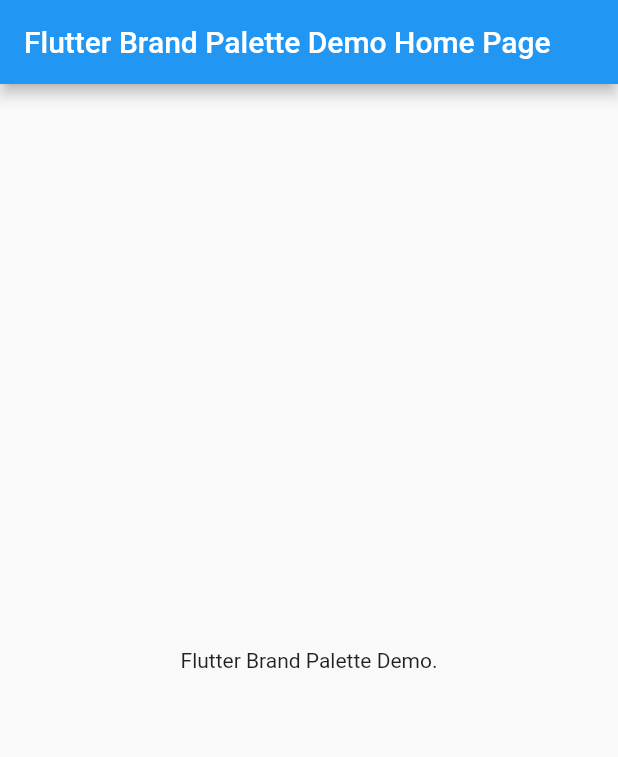
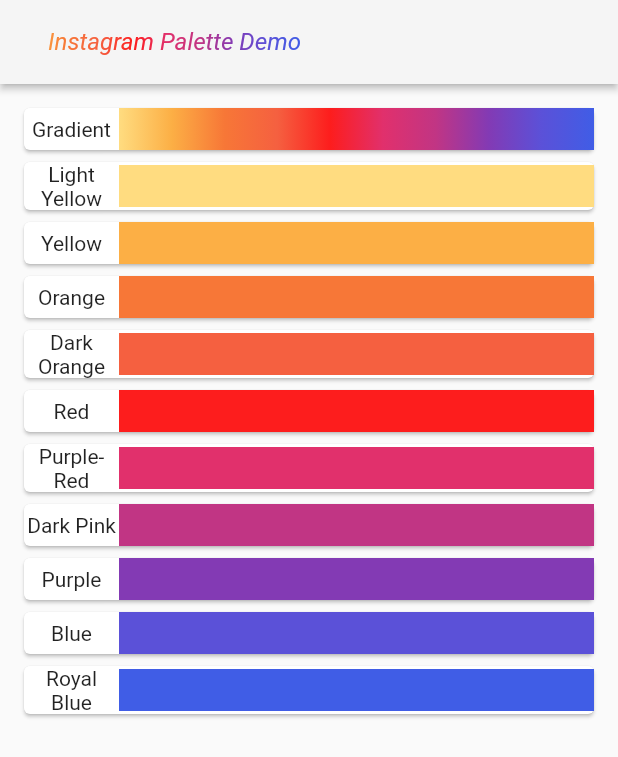
Before and after one commit to dartoos-dev/flutter_brand_palettes, a Flutter app: the screen it shows after launch, on a phone screen of 412 x 824 dp. Shown: the top 757 px of the screen. Run offline on Flutter 3.47's test engine with Material 2 defaults, Android fonts, the phone set to English and light mode, and no system bars.

Commit message:
feat: Instagram color palette
Closes #1.

```diff
--- a/example/lib/main.dart
+++ b/example/lib/main.dart
@@ -1,46 +1,139 @@
 import 'package:flutter/material.dart';
+import 'package:flutter_brand_palettes/flutter_brand_palettes.dart';
 
 void main() {
   runApp(MyApp());
 }
 
 class MyApp extends StatelessWidget {
-  // This widget is the root of your application.
   @override
   Widget build(BuildContext context) {
     return const MaterialApp(
+      debugShowCheckedModeBanner: false,
       title: 'Flutter Brand Palette Demo',
-      home: MyHomePage(title: 'Flutter Brand Palette Demo Home Page'),
+      home: InstagramPalettePage(title: 'Instagram Palette Demo'),
     );
   }
 }
 
-class MyHomePage extends StatefulWidget {
-  const MyHomePage({Key? key, required this.title}) : super(key: key);
+class InstagramPalettePage extends StatelessWidget {
+  /// Ctor.
+  const InstagramPalettePage({Key? key, required String title})
+      : _title = title,
+        super(key: key);
 
-  final String title;
+  final String _title;
+  static final _royalBlue = Instagram.royalBlue().color;
+  static final _blue = Instagram.blue().color;
+  static final _purple = Instagram.purple().color;
+  static final _darkPink = Instagram.darkPink().color;
+  static final _purpleRed = Instagram.purpleRed().color;
+  static final _red = Instagram.red().color;
+  static final _darkOrange = Instagram.darkOrange().color;
+  static final _orange = Instagram.orange().color;
+  static final _yellow = Instagram.yellow().color;
+  static final _lightYellow = Instagram.lightYellow().color;
 
-  @override
-  _MyHomePageState createState() => _MyHomePageState();
-}
+  static final List<Color> _gradient = List.unmodifiable([
+    _lightYellow,
+    _yellow,
+    _orange,
+    _darkOrange,
+    _red,
+    _purpleRed,
+    _darkPink,
+    _purple,
+    _blue,
+    _royalBlue,
+  ]);
 
-class _MyHomePageState extends State<MyHomePage> {
   @override
   Widget build(BuildContext context) {
     return Scaffold(
       appBar: AppBar(
-        title: Text(widget.title),
+        backgroundColor: Colors.grey[100],
+        elevation: 2.0,
+        title: GradientTitle(_title, _gradient),
       ),
-      body: Center(
-        child: Column(
-          mainAxisAlignment: MainAxisAlignment.center,
-          children: const <Widget>[
-            Text(
-              'Flutter Brand Palette Demo.',
-            ),
-          ],
+      body: ListView(
+        padding: const EdgeInsets.all(12),
+        children: [
+          _ColorItem.gradient('Gradient', colors: _gradient),
+          _ColorItem('Light Yellow', _lightYellow),
+          _ColorItem('Yellow', _yellow),
+          _ColorItem('Orange', _orange),
+          _ColorItem('Dark Orange', _darkOrange),
+          _ColorItem('Red', _red),
+          _ColorItem('Purple-Red', _purpleRed),
+          _ColorItem('Dark Pink', _darkPink),
+          _ColorItem('Purple', _purple),
+          _ColorItem('Blue', _blue),
+          _ColorItem('Royal Blue', _royalBlue),
+        ],
+      ),
+    );
+  }
+}
+
+/// Gradient colored text.
+class GradientTitle extends StatelessWidget {
+  /// Ctor.
+  const GradientTitle(this._title, this._colors);
+  final String _title;
+  final List<Color> _colors;
+
+  @override
+  Widget build(BuildContext context) {
+    return ListTile(
+      title: Text(
+        _title,
+        style: TextStyle(
+          fontStyle: FontStyle.italic,
+          foreground: Paint()
+            ..shader = LinearGradient(
+              colors: _colors,
+            ).createShader(const Rect.fromLTRB(0.0, 0.0, 200.0, 70.0)),
         ),
       ),
     );
   }
 }
+
+class _ColorItem extends StatelessWidget {
+  /// Ctor. Color rectangle.
+  _ColorItem(String label, Color color)
+      : this.decoration(label, () => BoxDecoration(color: color));
+
+  /// Ctor. Gradient rectangle.
+  _ColorItem.gradient(String label, {required List<Color> colors})
+      : this.decoration(
+          label,
+          () => BoxDecoration(
+            gradient: LinearGradient(
+              // begin: Alignment.topRight,
+              // end: Alignment.bottomLeft,
+              colors: colors,
+            ),
+          ),
+        );
+  const _ColorItem.decoration(this._label, this._boxDecoration);
+
+  final String _label;
+  final BoxDecoration Function() _boxDecoration;
+
+  @override
+  Widget build(BuildContext context) {
+    return Card(
+      child: Row(
+        children: [
+          Expanded(child: Text(_label, textAlign: TextAlign.center)),
+          Expanded(
+            flex: 5,
+            child: Container(
+                height: kToolbarHeight / 2, decoration: _boxDecoration()),
+          ),
+        ],
+      ),
+    );
+  }
+}
--- a/lib/flutter_brand_palettes.dart
+++ b/lib/flutter_brand_palettes.dart
@@ -1,3 +1,3 @@
-library flutter_brand_palettes;
-
 export 'src/instagram.dart';
+export 'src/palette.dart';
+export 'src/palette_rgb.dart';
--- a/lib/src/instagram.dart
+++ b/lib/src/instagram.dart
@@ -1,36 +1,50 @@
-import 'dart:ui';
+import 'palette_rgb.dart';
 
-import 'palette.dart';
+/// The official Instagram's brand colors
 
-/// The new Instagram logo has a pleasing palette of reds, oranges, yellows,
-/// blues and violets.
+/// The colors are:
+/// - Royal Blue;
+/// - Blue
+/// - Purple;
+/// - Dark Pink;
+/// - Purple-Red;
+/// - Red;
+/// - Dark Orange;
+/// - Orange;
+/// - Yellow;
+/// - Light Yellow.
 ///
 /// See also:
 ///
-/// - [DesignPieces](https://www.designpieces.com/palette/instagram-new-logo-2016-color-palette)
-class Instagram extends Palette {
-  /// Ctor. Instagram-ish blue (#4c68d7)
-  Instagram.blue();
+/// - [USBrandColors](https://usbrandcolors.com/instagram-colors/)
+class Instagram extends PaletteRGB {
+  /// Ctor. Instagram-ish royal blue (#405DE6)
+  Instagram.royalBlue() : super.opaque(0x405DE6);
 
-  /// Ctor. Instagram-ish marron (#cd486b)
-  Instagram.maroon();
+  /// Ctor. Instagram-ish blue (#5B51D8)
+  Instagram.blue() : super.opaque(0x5B51D8);
 
-  /// Ctor. Instagram-ish orange (#fbad50)
-  Instagram.orange();
+  /// Ctor. Instagram-ish purple (#833AB4)
+  Instagram.purple() : super.opaque(0x833AB4);
 
-  /// Ctor. Instagram-ish purple-violet (#8a3ab9)
-  Instagram.purpleViolet();
+  /// Ctor. Instagram-ish dark pink (#C13584)
+  Instagram.darkPink() : super.opaque(0xC13584);
 
-  /// Ctor. Instagram-ish red-orange (#e95950)
-  Instagram.redOrange();
+  /// Ctor. Instagram-ish purple-red (#E1306C)
+  Instagram.purpleRed() : super.opaque(0xE1306C);
 
-  /// Ctor. Instagram-ish red-violet (#bc2a8d)
-  Instagram.redViolet();
+  /// Ctor. Instagram-ish red (#FD1D1D)
+  Instagram.red() : super.opaque(0xFD1D1D);
 
-  /// Ctor. Instagram-ish yellow (#fccc63)
-  Instagram.yellow();
+  /// Ctor. Instagram-ish dark orange (#F56040)
+  Instagram.darkOrange() : super.opaque(0xF56040);
 
-  /// TODO somehow implement Instagram color.
-  @override
-  Color get color => throw UnimplementedError();
+  /// Ctor. Instagram-ish orange (#F77737)
+  Instagram.orange() : super.opaque(0xF77737);
+
+  /// Ctor. Instagram-ish yellow (#FCAF45)
+  Instagram.yellow() : super.opaque(0xFCAF45);
+
+  /// Ctor. Instagram-ish light yellow (#FFDC80)
+  Instagram.lightYellow() : super.opaque(0xFFDC80);
 }
--- a/lib/src/palette.dart
+++ b/lib/src/palette.dart
@@ -1,10 +1,9 @@
 import 'dart:ui';
 
-/// Represents a colors palette.
+/// Represents a color palette.
 abstract class Palette {
-  /// The color specified by a named constructor.
+  /// Palette current color.
+
+  /// Normally specified by a subclass named constructor.
   Color get color;
-
-  /// Convenience overloading; forwards to [color].
-  Color call() => color;
 }
--- /dev/null
+++ b/lib/src/palette_rgb.dart
@@ -0,0 +1,34 @@
+import 'dart:ui';
+
+import 'palette.dart';
+
+/// Something that retrieves a color hex value.
+
+/// Bits 24-31 are the alpha value (opacity).
+/// Bits 16-23 are the red value.
+/// Bits 8-15 are the green value.
+/// Bits 0-7 are the blue value.
+typedef ToColorHex = int Function();
+
+/// Palette Color from Red, Green and Blue.
+abstract class PaletteRGB implements Palette {
+  /// Main Ctor. [_toColorHex] color bits transformation function.
+  const PaletteRGB(this._toColorHex);
+
+  /// Ctor. Fully opaque color; [rgb] red, green, blue values.
+  PaletteRGB.opaque(int rgb) : this.alpha(alpha: 0xFF, rgb: rgb);
+
+  /// Ctor. [alpha] opacity 8 bits value; [rgb] remaining 24 bits for
+  /// red, green, blue values.
+  PaletteRGB.alpha({required int alpha, required int rgb})
+      : this(() => alpha << 24 | rgb);
+
+  /// Encapsulated transformation.
+  final ToColorHex _toColorHex;
+
+  @override
+  Color get color => Color(_toColorHex());
+
+  /// Convenience overloading; forwards to [color].
+  Color call() => color;
+}
```
Also changed, not shown: 5 other files.
